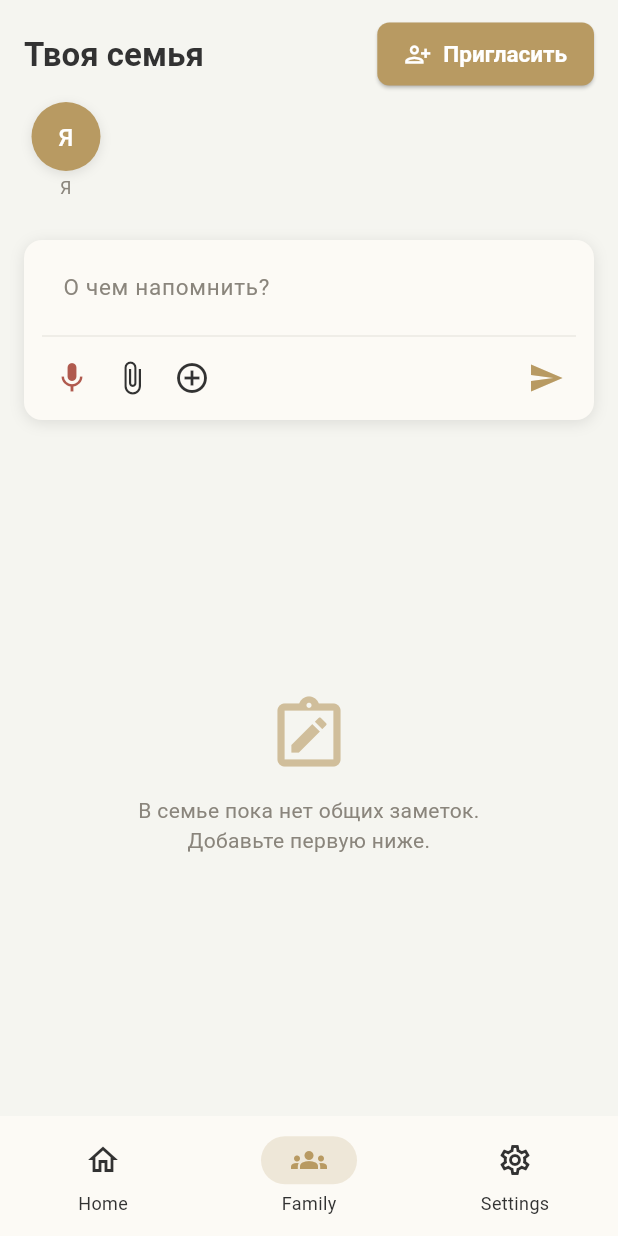
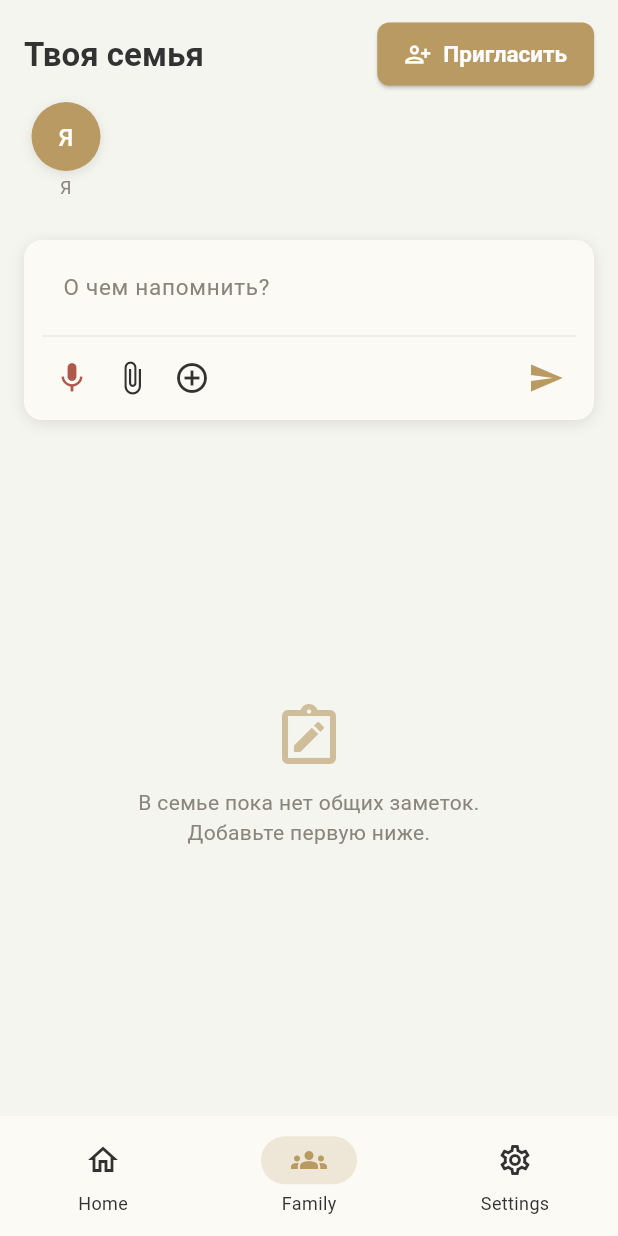
Before and after one commit to denko8/mukha_notification, a Flutter app: the screen it shows after launch, item 2 of the bottom bar chosen, after a tap on the "mic none" icon, on a phone screen of 412 x 824 dp. Run offline on Flutter 3.47's test engine with Material 3 defaults, Android fonts, the light colour scheme and no system bars; our stand-ins replace app_links, audioplayers, file_picker, flutter_local_notifications, flutter_riverpod, flutter_timezone and 9 more; missing offline and left inert: google_mlkit_text_recognition.

Commit message:
fix(ui,voice): overflow пустой ленты, понятный тумблер семьи, видимые ошибки STT
- _EmptyState в SingleChildScrollView: при сжатой клавиатурой ленте
  (h~80px) больше нет RenderFlex overflow 7.9px
- тумблер «Семейная»: иконка групп, золотая подсветка активного
  состояния, тап по всей строке, Tooltip с объяснением назначения
- speech_to_text: status/error-слушатели вешаются до listen() (раньше
  мгновенный отказ сервиса терялся и кнопка молчала), onError проброшен
  в снэкбар, подбор локали ru_RU -> любой русский -> системная
- доки: перезапуск приложения после установки Speech Services,
  краш com.android.vending не наш, объяснение новых сообщений об ошибках

Co-authored-by: arena-agent <297053741+arena-agent@users.noreply.github.com>

```diff
--- a/lib/core/services/voice_input_service.dart
+++ b/lib/core/services/voice_input_service.dart
@@ -37,6 +37,7 @@ abstract class VoiceInputService {
   Future<void> startListening({
     required void Function(String text) onText,
     required void Function(bool listening) onStatus,
+    void Function(String message)? onError,
     String localeId,
   });
   Future<void> stopListening();
@@ -110,25 +111,55 @@ class SpeechToTextVoiceService implements VoiceInputService {
   Future<void> startListening({
     required void Function(String text) onText,
     required void Function(bool listening) onStatus,
+    void Function(String message)? onError,
     String localeId = 'ru_RU',
   }) async {
     final check = await ensureAvailable();
     if (!check.ok) {
       onStatus(false);
+      onError?.call(check.technicalDetails ?? 'сервис распознавания недоступен');
       return;
     }
+
+    // Подбираем доступную локаль: запрошенную ru_RU, любой русский
+    // вариант, иначе null — системный язык по умолчанию.
+    String? effectiveLocale = localeId;
+    try {
+      final available = await _speech.locales();
+      final ids = available.map((e) => e.localeId).toList();
+      if (!ids.contains(localeId)) {
+        final ru = ids.firstWhere(
+          (id) => id.toLowerCase().startsWith('ru'),
+          orElse: () => '',
+        );
+        effectiveLocale = ru.isNotEmpty ? ru : null;
+      }
+    } catch (_) {
+      // Список локалей недоступен — оставляем запрошенную.
+    }
+
+    void handleError(SpeechRecognitionError e) {
+      onStatus(false);
+      onError?.call(e.errorMsg);
+    }
+
+    // Слушатели вешаем ДО listen(): иначе первые события статуса/ошибки
+    // (в т.ч. мгновенный отказ сервиса) теряются — кнопка «молчит».
+    _speech.statusListener = (status) =>
+        onStatus(status == SpeechToText.listeningStatus);
+    _speech.errorListener = handleError;
+
     await _speech.listen(
       onResult: (result) => onText(result.recognizedWords),
+      onError: handleError,
       // В speech_to_text 7.x listenFor/pauseFor/localeId переехали
       // из аргументов listen() в SpeechListenOptions.
       listenOptions: SpeechListenOptions(
         listenFor: const Duration(minutes: 1),
         pauseFor: const Duration(seconds: 5),
-        localeId: localeId,
+        localeId: effectiveLocale,
       ),
     );
-    _speech.statusListener = (status) =>
-        onStatus(status == SpeechToText.listeningStatus);
   }
 
   @override
@@ -144,6 +175,7 @@ class NoopVoiceService implements VoiceInputService {
   Future<void> startListening({
     required void Function(String text) onText,
     required void Function(bool listening) onStatus,
+    void Function(String message)? onError,
     String localeId = 'ru_RU',
   }) async {
     onStatus(false);
--- a/lib/features/notes/presentation/widgets/note_feed.dart
+++ b/lib/features/notes/presentation/widgets/note_feed.dart
@@ -117,19 +117,26 @@ class _EmptyState extends StatelessWidget {
   @override
   Widget build(BuildContext context) {
     final theme = Theme.of(context);
+    // SingleChildScrollView: при открытой клавиатуре область ленты
+    // сжимается до нескольких десятков px — скролл вместо overflow.
     return Center(
+      child: SingleChildScrollView(
         child: Column(
           mainAxisSize: MainAxisSize.min,
           children: [
-          Icon(icon, size: 56, color: AppColors.gold.withValues(alpha: 0.6)),
-          const SizedBox(height: 12),
-          Text(
+            Icon(icon, size: 48, color: AppColors.gold.withValues(alpha: 0.6)),
+            const SizedBox(height: 10),
+            Padding(
+              padding: const EdgeInsets.symmetric(horizontal: 24),
+              child: Text(
                 text,
                 textAlign: TextAlign.center,
                 style: theme.textTheme.bodyMedium
                     ?.copyWith(color: theme.textTheme.bodySmall?.color),
               ),
+            ),
           ],
+        ),
       ),
     );
   }
--- a/lib/features/notes/presentation/widgets/note_input_bar.dart
+++ b/lib/features/notes/presentation/widgets/note_input_bar.dart
@@ -145,6 +145,18 @@ class _NoteInputBarState extends ConsumerState<NoteInputBar> {
       },
       onStatus: (active) {
         if (mounted) setState(() => _listening = active);
+      },
+      onError: (message) {
+        if (!mounted) return;
+        setState(() => _listening = false);
+        messenger.showSnackBar(
+          SnackBar(
+            content: Text(
+              'Не удалось распознать речь: $message. '
+              'Проверьте интернет и сервис речи в настройках системы.',
+            ),
+          ),
+        );
       },
     );
   }
@@ -463,13 +475,39 @@ class _NoteInputBarState extends ConsumerState<NoteInputBar> {
                       // Flexible + ellipsis: подпись ужимается на узких
                       // экранах вместо RenderFlex overflow.
                       Flexible(
+                        child: Tooltip(
+                          message:
+                              'Включите, чтобы заметку видели все члены семьи',
+                          child: GestureDetector(
+                            // Тап по иконке/подписи тоже переключает —
+                            // удобнее, чем попадать в маленький Switch.
+                            onTap: widget.forceFamily
+                                ? null
+                                : () => setState(
+                                    () => _isFamily = !_isFamily),
                             child: Row(
                               mainAxisSize: MainAxisSize.min,
                               children: [
+                                Icon(
+                                  Icons.groups_outlined,
+                                  size: 17,
+                                  color: _isFamily
+                                      ? AppColors.gold
+                                      : theme.colorScheme.onSurface
+                                          .withValues(alpha: 0.65),
+                                ),
+                                const SizedBox(width: 4),
                                 Flexible(
                                   child: Text(
                                     'Семейная',
-                                style: theme.textTheme.bodySmall,
+                                    style: theme.textTheme.bodySmall?.copyWith(
+                                      fontWeight: _isFamily
+                                          ? FontWeight.w600
+                                          : FontWeight.normal,
+                                      color: _isFamily
+                                          ? AppColors.gold
+                                          : null,
+                                    ),
                                     maxLines: 1,
                                     overflow: TextOverflow.ellipsis,
                                   ),
@@ -483,6 +521,8 @@ class _NoteInputBarState extends ConsumerState<NoteInputBar> {
                                       : (v) => setState(() => _isFamily = v),
                                 ),
                               ],
+                            ),
+                          ),
                         ),
                       ),
                     ] else
```
Also changed, not shown: 1 other file. Lines whose indentation alone changed are shown as unchanged.
